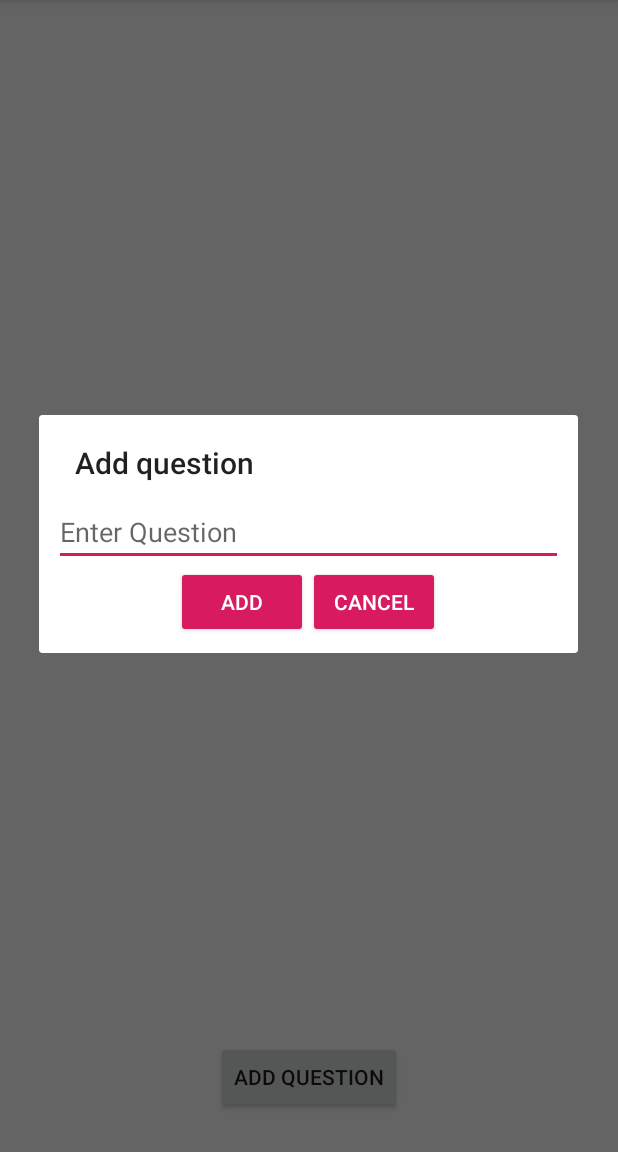
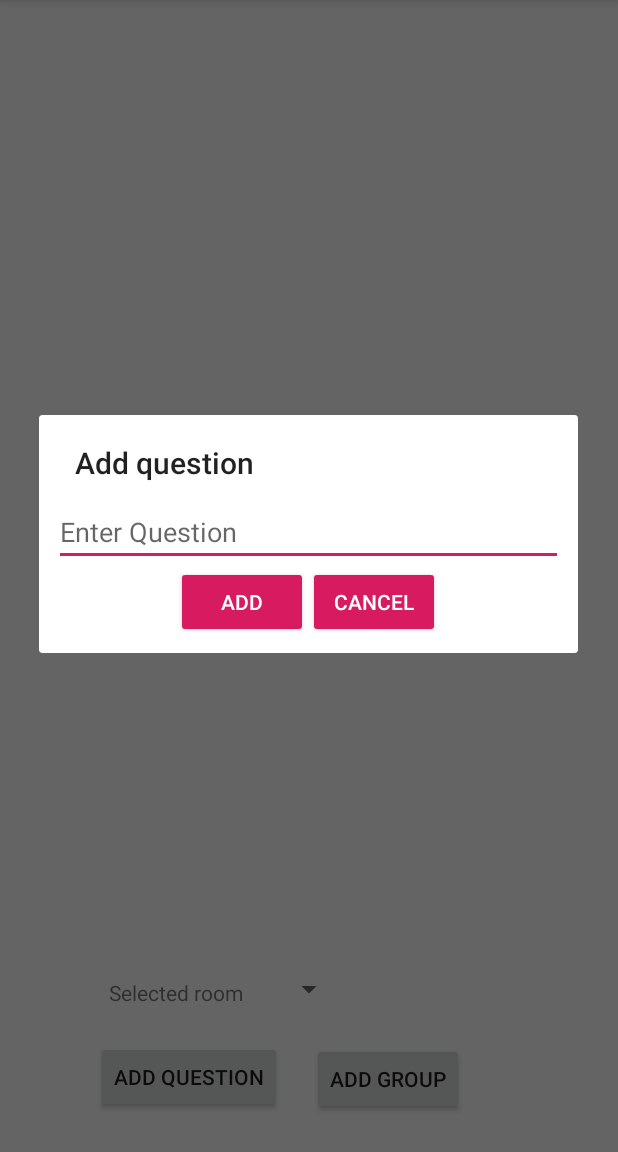
Before and after one commit to NemetAdamK/Planningpoker, an Android app: the MainActivity screen opened directly, with no data from a screen before it, after a tap on "ADD QUESTION", on a phone screen of 412 x 824 dp, the part 84-1236 px from its top. Run offline under Robolectric (Android 15) with nearby library versions, the phone set to English and light mode, and no system bars; our stand-ins replace Firebase (no records; nobody signed in at launch, a user with empty details on screens opened directly).

```diff
--- a/app/build.gradle
+++ b/app/build.gradle
@@ -36,5 +36,5 @@ dependencies {
     androidTestImplementation 'androidx.test.espresso:espresso-core:3.2.0'
     implementation 'androidx.recyclerview:recyclerview:1.0.0'
     implementation 'androidx.cardview:cardview:1.0.0'
-    compile "org.jetbrains.anko:anko-commons:0.10.0"
+    implementation "org.jetbrains.anko:anko-commons:0.10.0"
 }
--- a/app/src/main/java/com/example/myapplication/ActivityLogin.kt
+++ b/app/src/main/java/com/example/myapplication/ActivityLogin.kt
@@ -16,6 +16,7 @@ import com.example.firebasetest.roomNumberString
 import androidx.core.content.ContextCompat.getSystemService
 import android.icu.lang.UCharacter.GraphemeClusterBreak.T
 import android.view.View
+import com.example.firebasetest.adminName
 
 
 class ActivityLogin : AppCompatActivity() {
@@ -37,7 +38,10 @@ class ActivityLogin : AppCompatActivity() {
 
             if (nameEdit.text.isNotEmpty() && roomEdit.text.isNotEmpty()) {
                 roomNumberString = roomEdit.text.toString()
-                database.child("Questions").child("Group").setValue(roomEdit.text.toString())
+                adminName = nameEdit.text.toString()
+                database.child("Admin").setValue(roomEdit.text.toString())
+                database.child("Questions").child("Group").push().setValue(roomEdit.text.toString())
+                database.child("GroupsForSpinner").push().setValue(roomEdit.text.toString())
                val intent = Intent(this, MainActivity::class.java)
                 startActivity(intent)
             } else {
--- a/app/src/main/java/com/example/myapplication/Globals.kt
+++ b/app/src/main/java/com/example/myapplication/Globals.kt
@@ -1,3 +1,4 @@
 package com.example.firebasetest
 
 var roomNumberString: String = "0"
+var adminName: String = ""
--- a/app/src/main/java/com/example/myapplication/MainActivity.kt
+++ b/app/src/main/java/com/example/myapplication/MainActivity.kt
@@ -4,6 +4,9 @@ import androidx.appcompat.app.AppCompatActivity
 import android.os.Bundle
 import android.view.LayoutInflater
 import android.view.View
+import android.widget.AdapterView
+import android.widget.ArrayAdapter
+import android.widget.Spinner
 import android.widget.Toast
 
 import androidx.appcompat.app.AlertDialog
@@ -11,8 +14,8 @@ import androidx.fragment.app.Fragment
 import com.example.myapplication.R
 import com.example.myapplication.VoteFragment
 import com.example.myapplication.VotedUsers
-import com.google.firebase.database.DatabaseReference
-import com.google.firebase.database.FirebaseDatabase
+import com.google.firebase.database.*
+import kotlinx.android.synthetic.main.activity_main.*
 import kotlinx.android.synthetic.main.dialog_add_question.view.*
 
 
@@ -20,12 +23,15 @@ class MainActivity : AppCompatActivity() {
 
     private lateinit var database: DatabaseReference
     val manager = supportFragmentManager
+    val rooms = ArrayList<String>()
 
     override fun onCreate(savedInstanceState: Bundle?) {
         super.onCreate(savedInstanceState)
         setContentView(R.layout.activity_main)
 
         database = FirebaseDatabase.getInstance().reference
+
+        setSpinner(spinnerRooms)
 
         val fragment  = ListFragment()
         val transaction = manager.beginTransaction()
@@ -79,6 +85,49 @@ class MainActivity : AppCompatActivity() {
     }
 
 
+    fun showCreateCategoryDialogForGroupAdd() {
+
+        val mDialogView = LayoutInflater.from(this).inflate(R.layout.dialog_add_question, null)
+        //AlertDialogBuilder
+        val mBuilder = AlertDialog.Builder(this)
+            .setView(mDialogView)
+            .setTitle("Add group")
+        //show dialog
+        val mAlertDialog = mBuilder.show()
+        //login button click of custom layout
+        mDialogView.dialogLoginBtn.setOnClickListener {
+            //dismiss dialog
+
+            mAlertDialog.dismiss()
+            //get text from EditTexts of custom layout
+            val question = mDialogView.dialogQuestion.text.toString()
+
+            if (question.isNotEmpty()){
+                database = FirebaseDatabase.getInstance().reference
+
+
+                database.child("Questions").child("Group").push().setValue(question)
+                database.child("GrupsForSpinner").push().setValue(question)
+                roomNumberString=question
+
+
+            }
+            else
+            {
+                Toast.makeText(applicationContext,"Empty field",Toast.LENGTH_SHORT).show()
+            }
+
+            mAlertDialog.dismiss()
+        }
+        //cancel button click of custom layout
+        mDialogView.dialogCancelBtn.setOnClickListener {
+            //dismiss dialog
+            mAlertDialog.dismiss()
+        }
+
+
+
+    }
 
     fun onAddCliclked(view: View) {
         val fragment = ListFragment()
@@ -103,4 +152,54 @@ class MainActivity : AppCompatActivity() {
         showCreateCategoryDialog()
 
     }
+
+    fun addGroupClicked(view: View) {
+        showCreateCategoryDialogForGroupAdd()
+    }
+    fun setSpinner(spinner: Spinner){
+
+        val aa = ArrayAdapter(this, android.R.layout.simple_spinner_item,
+            rooms
+        )
+        aa.setDropDownViewResource(android.R.layout.simple_spinner_dropdown_item)
+        database = FirebaseDatabase.getInstance().reference
+        database.child("GroupsForSpinner").addValueEventListener(object :
+            ValueEventListener {
+            override fun onDataChange(dataSnapshot: DataSnapshot) {
+                rooms.clear()
+                for (ds in dataSnapshot.children) {
+                    if (ds.value is String){
+                        rooms.add(ds.value.toString())
+                        spinner!!.setAdapter(aa)
+                    }
+
+
+
+
+                }
+            }
+
+            override fun onCancelled(error: DatabaseError) {
+                // Failed to read value
+            }
+        })
+
+
+
+        spinner?.onItemSelectedListener = object: AdapterView.OnItemSelectedListener{
+            override fun onItemSelected(parent:AdapterView<*>, view: View, position: Int, id: Long){
+                Toast.makeText( applicationContext,"Selected room : "+ rooms[position],Toast.LENGTH_SHORT).show()
+                roomNumberString=rooms[position]
+                val fragment  = ListFragment()
+                val transaction = manager.beginTransaction()
+                transaction.replace(R.id.fragment_holder, fragment)
+                transaction.addToBackStack(null)
+                transaction.commit()
+            }
+
+            override fun onNothingSelected(parent: AdapterView<*>){
+                // Another interface callback
+            }
+        }
+    }
 }
--- a/app/src/main/res/layout/activity_main.xml
+++ b/app/src/main/res/layout/activity_main.xml
@@ -12,9 +12,10 @@
         android:id="@+id/fragment_holder"
         android:layout_width="match_parent"
         android:layout_height="0dp"
-        android:layout_marginBottom="10dp"
+        android:layout_marginBottom="60dp"
         app:layout_constraintBottom_toTopOf="@+id/buttonAddQuestion"
         app:layout_constraintEnd_toEndOf="parent"
+        app:layout_constraintHorizontal_bias="0.0"
         app:layout_constraintStart_toStartOf="parent"
         app:layout_constraintTop_toTopOf="parent">
 
@@ -24,7 +25,7 @@
         android:id="@+id/buttonAddQuestion"
         android:layout_width="wrap_content"
         android:layout_height="wrap_content"
-        android:layout_marginStart="144dp"
+        android:layout_marginStart="64dp"
         android:layout_marginBottom="26dp"
         android:onClick="onAddQuestionClicked"
         android:text="Add Question"
@@ -32,5 +33,38 @@
         app:layout_constraintStart_toStartOf="parent"
         app:layout_constraintTop_toBottomOf="@+id/fragment_holder" />
 
+    <Button
+        android:id="@+id/buttonAddGroup"
+        android:layout_width="wrap_content"
+        android:layout_height="wrap_content"
+        android:layout_marginStart="20dp"
+        android:layout_marginTop="1dp"
+        android:onClick="addGroupClicked"
+        android:text="Add Group"
+        app:layout_constraintStart_toEndOf="@+id/buttonAddQuestion"
+        app:layout_constraintTop_toTopOf="@+id/buttonAddQuestion" />
+
+    <Spinner
+        android:id="@+id/spinnerRooms"
+        android:layout_width="wrap_content"
+        android:layout_height="wrap_content"
+        android:layout_marginStart="1dp"
+        android:layout_marginTop="10dp"
+        android:layout_marginEnd="1dp"
+        android:layout_marginBottom="20dp"
+        app:layout_constraintBottom_toTopOf="@+id/buttonAddQuestion"
+        app:layout_constraintEnd_toEndOf="parent"
+        app:layout_constraintStart_toStartOf="parent"
+        app:layout_constraintTop_toBottomOf="@+id/fragment_holder" />
+
+    <TextView
+        android:id="@+id/textView"
+        android:layout_width="wrap_content"
+        android:layout_height="wrap_content"
+        android:layout_marginEnd="20dp"
+        android:text="Selected room"
+        app:layout_constraintBottom_toBottomOf="@+id/spinnerRooms"
+        app:layout_constraintEnd_toStartOf="@+id/spinnerRooms" />
+
 
 </androidx.constraintlayout.widget.ConstraintLayout>
```
